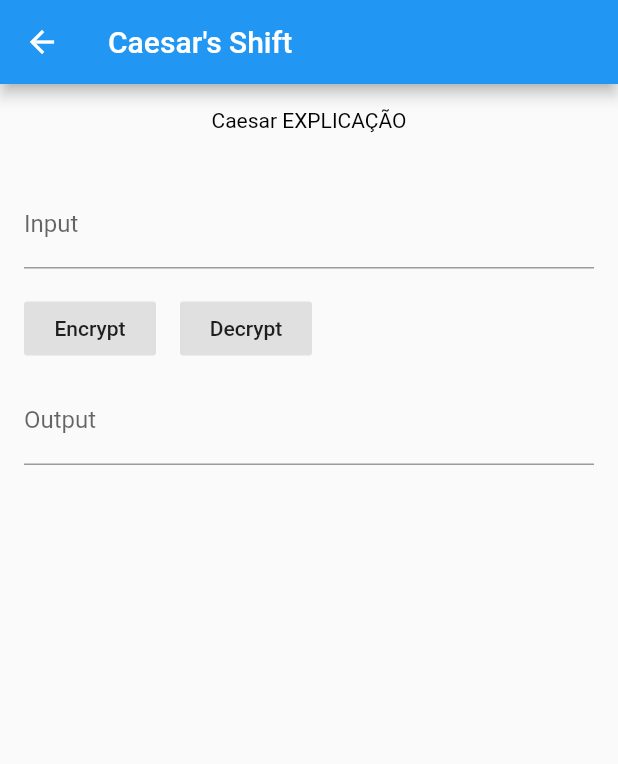
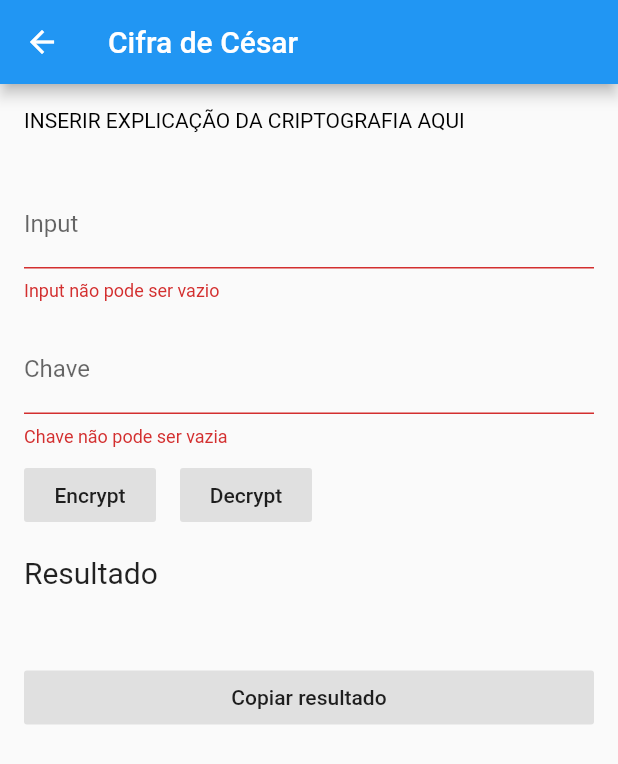
Before and after one commit to arielzao150/the_code_app, a Flutter app: the CaesarShift screen opened directly, on a phone screen of 412 x 824 dp. Shown: the top 764 px of the screen. Run offline on Flutter 3.47's test engine with Material 2 defaults, Android fonts, the phone set to English and light mode, and no system bars.

Commit message:
Finalização da lógicaa da Cifra de César.

```diff
--- a/lib/UI/criptografias/caesar.dart
+++ b/lib/UI/criptografias/caesar.dart
@@ -1,49 +1,146 @@
 import 'package:flutter/material.dart';
+import 'package:flutter/services.dart';
 import '../basic_crypto.dart';
 
 class CaesarShift extends Criptografia {
-  final String explicacao = "Caesar EXPLICAÇÃO";
-  final String nome = "Caesar's Shift";
+  final String explicacao = """INSERIR EXPLICAÇÃO DA CRIPTOGRAFIA AQUI""";
+  final String nome = "Cifra de César";
+  final Nivel nivel = Nivel.BASICO;
+
   @override
-  String encrypt(String plaintext, {String key}) {
-    return "";
+  State<StatefulWidget> createState() => _CaesarShiftState(explicacao, nome);
+
+  @override
+  String decrypt(String cyphertext, {String key}) {
+    int chave = key.isEmpty ? -1 : -int.parse(key);
+
+    String plaintext = "";
+    for (int i = 0; i < cyphertext.length; i++)
+      plaintext += transformaChar(cyphertext[i], chave);
+    return plaintext;
+  }
+
+  String transformaChar(String plain, int chave) {
+    var alphabet = [
+      'A',
+      'B',
+      'C',
+      'D',
+      'E',
+      'F',
+      'G',
+      'H',
+      'I',
+      'J',
+      'K',
+      'L',
+      'M',
+      'N',
+      'O',
+      'P',
+      'Q',
+      'R',
+      'S',
+      'T',
+      'U',
+      'V',
+      'W',
+      'X',
+      'Y',
+      'Z'
+    ];
+
+    if (plain == 'a' || plain == 'A')
+      return alphabet[0 + chave % 26];
+    else if (plain == 'b' || plain == 'B')
+      return alphabet[(1 + chave) % 26];
+    else if (plain == 'c' || plain == 'C')
+      return alphabet[(2 + chave) % 26];
+    else if (plain == 'd' || plain == 'D')
+      return alphabet[(3 + chave) % 26];
+    else if (plain == 'e' || plain == 'E')
+      return alphabet[(4 + chave) % 26];
+    else if (plain == 'f' || plain == 'F')
+      return alphabet[(5 + chave) % 26];
+    else if (plain == 'g' || plain == 'G')
+      return alphabet[(6 + chave) % 26];
+    else if (plain == 'h' || plain == 'H')
+      return alphabet[(7 + chave) % 26];
+    else if (plain == 'i' || plain == 'I')
+      return alphabet[(8 + chave) % 26];
+    else if (plain == 'j' || plain == 'J')
+      return alphabet[(9 + chave) % 26];
+    else if (plain == 'k' || plain == 'K')
+      return alphabet[(10 + chave) % 26];
+    else if (plain == 'l' || plain == 'L')
+      return alphabet[(11 + chave) % 26];
+    else if (plain == 'm' || plain == 'M')
+      return alphabet[(12 + chave) % 26];
+    else if (plain == 'n' || plain == 'N')
+      return alphabet[(13 + chave) % 26];
+    else if (plain == 'o' || plain == 'O')
+      return alphabet[(14 + chave) % 26];
+    else if (plain == 'p' || plain == 'P')
+      return alphabet[(15 + chave) % 26];
+    else if (plain == 'q' || plain == 'Q')
+      return alphabet[(16 + chave) % 26];
+    else if (plain == 'r' || plain == 'R')
+      return alphabet[(17 + chave) % 26];
+    else if (plain == 's' || plain == 'S')
+      return alphabet[(18 + chave) % 26];
+    else if (plain == 't' || plain == 'T')
+      return alphabet[(19 + chave) % 26];
+    else if (plain == 'u' || plain == 'U')
+      return alphabet[(20 + chave) % 26];
+    else if (plain == 'v' || plain == 'V')
+      return alphabet[(21 + chave) % 26];
+    else if (plain == 'w' || plain == 'W')
+      return alphabet[(22 + chave) % 26];
+    else if (plain == 'x' || plain == 'X')
+      return alphabet[(23 + chave) % 26];
+    else if (plain == 'y' || plain == 'Y')
+      return alphabet[(24 + chave) % 26];
+    else if (plain == 'z' || plain == 'Z')
+      return alphabet[(25 + chave) % 26];
+    else
+      return plain;
   }
 
   @override
-  String decrypt(String cyphertext, {String key}) {
-    return "";
+  String encrypt(String plaintext, {String key}) {
+    int chave = key.isEmpty ? 1 : int.parse(key);
+
+    String cyphertext = "";
+    for (int i = 0; i < plaintext.length; i++)
+      cyphertext += transformaChar(plaintext[i], chave);
+    return cyphertext;
+  }
 }
 
-  @override
-  State<StatefulWidget> createState() => _CaesarShiftState(explicacao);
-}
-class _CaesarShiftState extends State<CaesarShift>{
-  final TextEditingController _plaintext = new TextEditingController();
-  final TextEditingController _cyphertext = new TextEditingController();
+class _CaesarShiftState extends State<CaesarShift> {
+  final TextEditingController _input = new TextEditingController();
+  final TextEditingController _key = new TextEditingController();
+  String _output = "Resultado";
   final String explicacao;
+  final String nome;
+  final CaesarShift CRIPTO = new CaesarShift();
 
-  _CaesarShiftState(this.explicacao);
+  _CaesarShiftState(this.explicacao, this.nome);
 
   @override
   Widget build(BuildContext context) {
     return new Scaffold(
       appBar: new AppBar(
-        title: new Text("Caesar's Shift"),
+        title: new Text(nome),
       ),
-      body: new Container(
-        child: new Column(
+      body: new ListView(
         children: <Widget>[
+          // Explicação
           new Container(
-//              child: new Text(
-//                "Lorem ipsum dolor sit amet, consectetur adipiscing elit. Aenean iaculis condimentum eros. Nam faucibus congue tortor, vel venenatis diam maximus et. Vestibulum ante ipsum primis.",
-//                textAlign: TextAlign.justify,
-//                style: new TextStyle(color: Colors.red),
-//              ),
             child: new RichText(
               text: new TextSpan(
                 text: explicacao,
                 style: new TextStyle(color: Colors.black),
-
               ),
               textDirection: TextDirection.ltr,
               overflow: TextOverflow.clip,
@@ -51,70 +148,109 @@ class _CaesarShiftState extends State<CaesarShift>{
             margin: new EdgeInsets.all(16.0),
           ),
 
-            // plaintext
+          // Input
           new Container(
             margin: new EdgeInsets.all(16.0),
-              child: new TextField(
+            child: new TextFormField(
               autocorrect: false,
-                controller: _plaintext,
+              controller: _input,
               maxLines: 1,
               decoration: new InputDecoration(
                 labelText: "Input",
               ),
+              validator: (input) {
+                if (input.isEmpty) return "Input não pode ser vazio";
+              },
+              autovalidate: true,
             ),
           ),
 
+          // Key
+          new Container(
+            margin: new EdgeInsets.only(left: 16.0, right: 16.0, bottom: 8.0),
+            child: new TextFormField(
+              autocorrect: false,
+              controller: _key,
+              keyboardType: TextInputType.number,
+              maxLines: 1,
+              decoration: new InputDecoration(
+                labelText: "Chave",
+              ),
+              validator: (input) {
+                if (input.isEmpty) return "Chave não pode ser vazia";
+              },
+              autovalidate: true,
+            ),
+          ),
+
+          // Botões
           new Row(
             children: <Widget>[
-                new BotaoEncrypt(_plaintext),
-                new BotaoDecrypt(),
-              ],
+              new Container(
+                margin: EdgeInsets.only(left: 16.0),
+                child: new FlatButton(
+                  color: Colors.grey.shade300,
+                  onPressed: () {
+                    setState(() {
+                      _output = CRIPTO.encrypt(_input.text, key: _key.text);
+                    });
+                  },
+                  child: new Center(child: new Text("Encrypt")),
                 ),
-
+              ),
               new Container(
-              margin: new EdgeInsets.only(left: 16.0, right: 16.0, top: 8.0),
-              child: new TextField(
-                controller: _cyphertext,
-                decoration: new InputDecoration(
-                  labelText: "Output",
-                ),
+                margin: EdgeInsets.only(left: 16.0),
+                child: new FlatButton(
+                  color: Colors.grey.shade300,
+                  onPressed: () {
+                    setState(() {
+                      _output = CRIPTO.decrypt(_input.text, key: _key.text);
+                    });
+                  },
+                  child: new Center(child: new Text("Decrypt")),
                 ),
               ),
             ],
           ),
+
+          // Output
+          new Container(
+            margin: new EdgeInsets.only(
+                left: 16.0, right: 16.0, top: 16.0, bottom: 32.0),
+            child: new Text(
+              _output,
+              style: new TextStyle(
+                fontSize: 20.0,
+              ),
+            ),
+          ),
+          new Container(
+            margin: new EdgeInsets.only(
+                left: 16.0, right: 16.0, top: 16.0, bottom: 32.0),
+            child: new BotaoCopiar(_output),
+          ),
+        ],
       ),
     );
   }
 }
 
-class BotaoEncrypt extends StatelessWidget {
-  final TextEditingController _plaintext;
+class BotaoCopiar extends StatelessWidget {
+  final String texto;
 
-  BotaoEncrypt(this._plaintext);
+  BotaoCopiar(this.texto);
 
   @override
   Widget build(BuildContext context) {
-    return new Container(
-      margin: EdgeInsets.only(left: 16.0),
-      child: new FlatButton(
+    return new FlatButton(
+      child: new Text("Copiar resultado"),
+      onPressed: () {
+        Clipboard.setData(new ClipboardData(text: texto));
+        Scaffold
+            .of(context)
+            .showSnackBar(new SnackBar(content: new Text("Resultado copiado")));
+      },
       color: Colors.grey.shade300,
-        onPressed: () => debugPrint("encrypt"),
-        child: new Center(child: new Text("Encrypt")),
-      ),
     );
   }
 }
-
-class BotaoDecrypt extends StatelessWidget {
-  @override
-  Widget build(BuildContext context) {
-    return new Container(
-      margin: EdgeInsets.only(left: 16.0),
-      child: new FlatButton(
-        color: Colors.grey.shade300,
-        onPressed: () => debugPrint("decrypt"),
-        child: new Center(child: new Text("Decrypt")),
-      ),
-    );
-  }
-}
```
Lines whose indentation alone changed are shown as unchanged.
